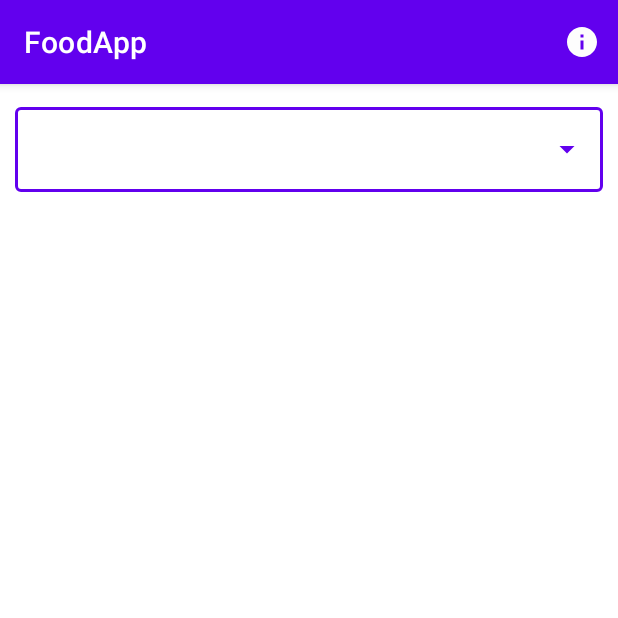
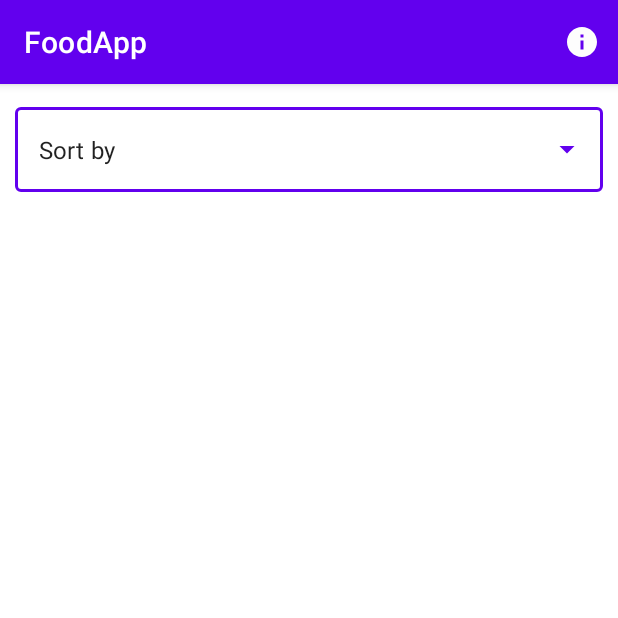
Before and after one commit to b21albda/FoodApp, an Android app: the screen it shows after launch (MainActivity), on a phone screen of 412 x 824 dp, the top half of it. Run offline under Robolectric (Android 15) with nearby library versions, the phone set to English and light mode, and no system bars; our stand-ins replace Picasso, navigation-ui; pictures from the network do not load; 1 statement that could not run was skipped.

Commit message:
Added string resource for sort text

```diff
--- a/app/src/main/res/layout/fragment_home.xml
+++ b/app/src/main/res/layout/fragment_home.xml
@@ -17,7 +17,8 @@
             android:layout_width="match_parent"
             android:layout_height="match_parent"
             android:layout_weight="1"
-            android:inputType="none" />
+            android:inputType="none"
+            android:text="@string/sort_text"/>
     </com.google.android.material.textfield.TextInputLayout>
 
     <androidx.recyclerview.widget.RecyclerView
--- a/app/src/main/res/values/strings.xml
+++ b/app/src/main/res/values/strings.xml
@@ -15,8 +15,9 @@
     <string name="cart_title">Cart</string>
     <string name="about_title">About</string>
     <string name="order_placed">Order placed</string>
+    <string name="sort_text">Sort by</string>
     <string-array name="sort_options" >
-        <item>Sort by</item>
+        <item>@string/sort_text</item>
         <item>Food</item>
         <item>Beverage</item>
         <item>Wine</item>
```
